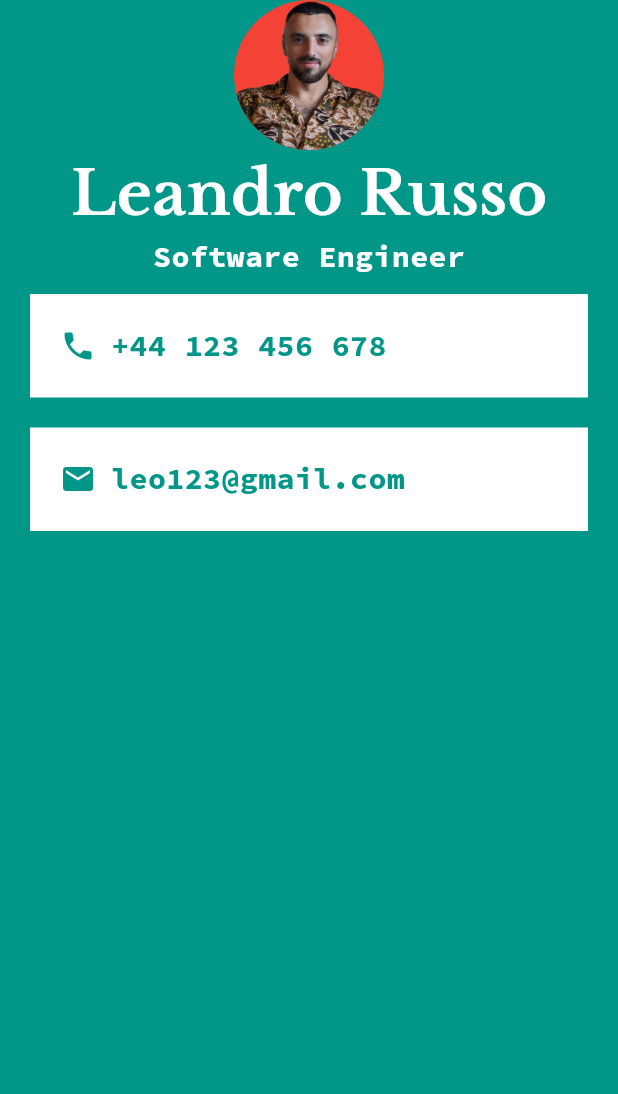
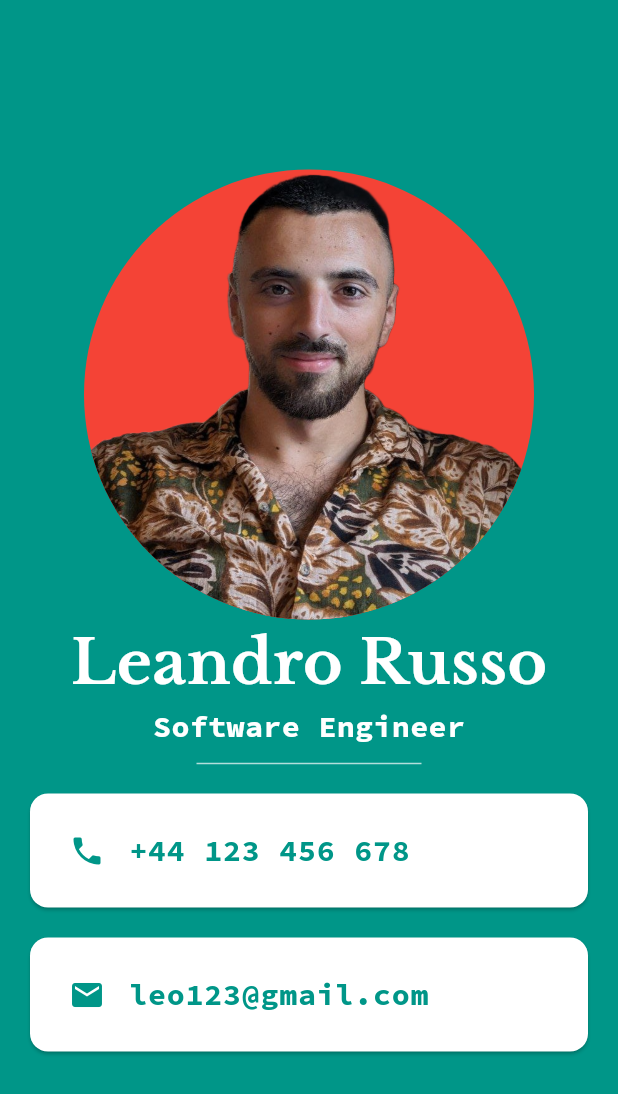
Before and after one commit to Sandpaperr/flutter, a Flutter app: the screen it shows after launch, on a phone screen of 412 x 824 dp. Shown: the top 1094 px of the screen. Run offline on Flutter 3.47's test engine with Material 3 defaults, Android fonts, the phone set to English and light mode, and no system bars.

Commit message:
added all the final details for my card project

```diff
--- a/my_card_flutter/lib/main.dart
+++ b/my_card_flutter/lib/main.dart
@@ -14,13 +14,14 @@ class MyApp extends StatelessWidget {
         backgroundColor: Colors.teal,
         body: SafeArea(
           child:Column(
+            mainAxisAlignment: MainAxisAlignment.center,
             children: [
-              const CircleAvatar(
+              CircleAvatar(
                 backgroundImage: AssetImage("images/file.png"),
-                radius: 50.0,
+                radius: 150.0,
                 backgroundColor: Colors.red,
               ),
-              const Text(
+              Text(
                 "Leandro Russo",
                 style: TextStyle(
                   fontFamily: "LibreBaskerville",
@@ -29,7 +30,7 @@ class MyApp extends StatelessWidget {
                   fontWeight: FontWeight.bold,
                 ),
               ),
-              const Text(
+              Text(
                 "Software Engineer",
                 style: TextStyle(
                   color: Colors.white,
@@ -37,49 +38,49 @@ class MyApp extends StatelessWidget {
                   fontFamily: "SourceCodePro",
                 ),
               ),
-              Container(
+              SizedBox(
+                height: 20.0,
+                width: 150.0,
+                child: Divider(
+                  color: Colors.teal.shade100,
+                ),
+              ),
+              Card(
                 color: Colors.white,
                 margin: EdgeInsets.symmetric(vertical: 10.0, horizontal: 20.0),
-                padding: EdgeInsets.all(20.0),
-                child: const Row(
-                  children: [
-                    Icon(
-                      Icons.phone,
-                      color: Colors.teal,
-                    ),
-                    SizedBox(width: 10.0,),
-                    Text("+44 123 456 678",
+                child: Padding(
+                  padding: EdgeInsets.all(10.0),
+                  child: ListTile(
+                    leading: Icon(Icons.phone,
+                    color: Colors.teal,),
+                    title: Text("+44 123 456 678",
                       style: TextStyle(
                         fontFamily: "SourceCodePro",
                         color: Colors.teal,
                         fontSize: 20.0,
-                    ),)
-
-                  ],
                       ),
                     ),
-              Container(
+                  ),
+                ),
+              ),
+              Card(
                 color: Colors.white,
                 margin: EdgeInsets.symmetric(vertical: 10.0, horizontal: 20.0),
-                padding: EdgeInsets.all(20.0),
-                child: const Row(
-                  children: [
-                    Icon(
-                      Icons.email,
-                      color: Colors.teal,
-                    ),
-                    SizedBox(width: 10.0,),
-                    Text("leo123@gmail.com",
+                child: Padding(
+                  padding: EdgeInsets.all(10.0),
+                  child: ListTile(
+                    leading: Icon(Icons.email,
+                    color: Colors.teal,),
+                    title: Text("leo123@gmail.com",
                       style: TextStyle(
                         fontFamily: "SourceCodePro",
                         color: Colors.teal,
                         fontSize: 20.0,
-                      ),)
-
-                  ],
                       ),
                     ),
-
+                  ),
+                ),
+              ),
             ],
           ),
         ),
```
Lines whose indentation alone changed are shown as unchanged.
